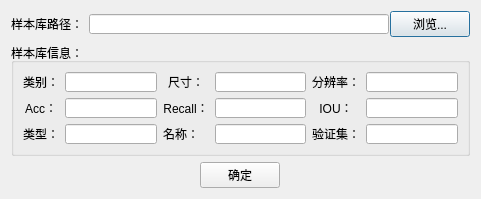
The window that ui/ImportSamplesUI.ui (LianweiMa/DeeplearningSystem) describes before a commit, drawn with Qt 5.
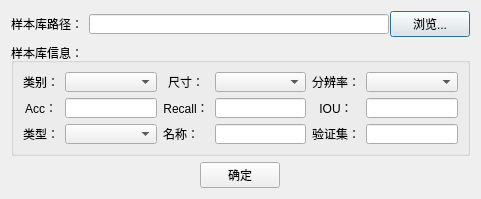
The same window after the commit. Icons and pictures are not drawn.

Diff of the .ui file:
```diff
--- a/ui/ImportSamplesUI.ui
+++ b/ui/ImportSamplesUI.ui
@@ -113,20 +113,6 @@
             </property>
            </widget>
           </item>
-          <item row="0" column="1">
-           <widget class="QLineEdit" name="lineEdit_labelType">
-            <property name="text">
-             <string/>
-            </property>
-           </widget>
-          </item>
-          <item row="0" column="3">
-           <widget class="QLineEdit" name="lineEdit_labelSize">
-            <property name="text">
-             <string/>
-            </property>
-           </widget>
-          </item>
           <item row="1" column="2">
            <widget class="QLabel" name="label_5">
             <property name="text">
@@ -144,9 +130,6 @@
             </property>
            </widget>
           </item>
-          <item row="0" column="5">
-           <widget class="QLineEdit" name="lineEdit_labelGSD"/>
-          </item>
           <item row="0" column="0">
            <widget class="QLabel" name="label_6">
             <property name="layoutDirection">
@@ -190,8 +173,17 @@
             </property>
            </widget>
           </item>
+          <item row="0" column="1">
+           <widget class="QComboBox" name="comboBox_labelType"/>
+          </item>
+          <item row="0" column="3">
+           <widget class="QComboBox" name="comboBox_labelSize"/>
+          </item>
+          <item row="0" column="5">
+           <widget class="QComboBox" name="comboBox_labelGSD"/>
+          </item>
           <item row="2" column="1">
-           <widget class="QLineEdit" name="lineEdit_Class"/>
+           <widget class="QComboBox" name="comboBox_class"/>
           </item>
          </layout>
         </item>
```
